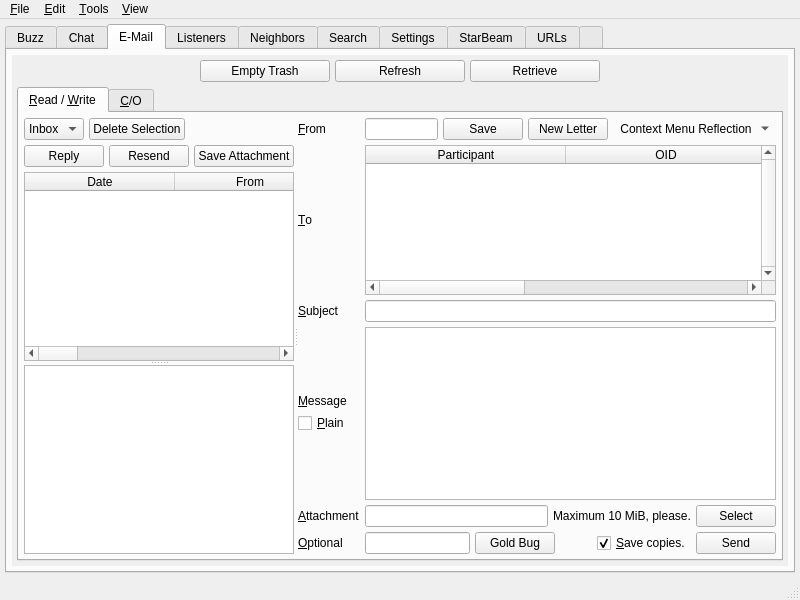
textbrowser/spot-on, file branches/trunk/UI/controlcenter.ui: the form before one commit.
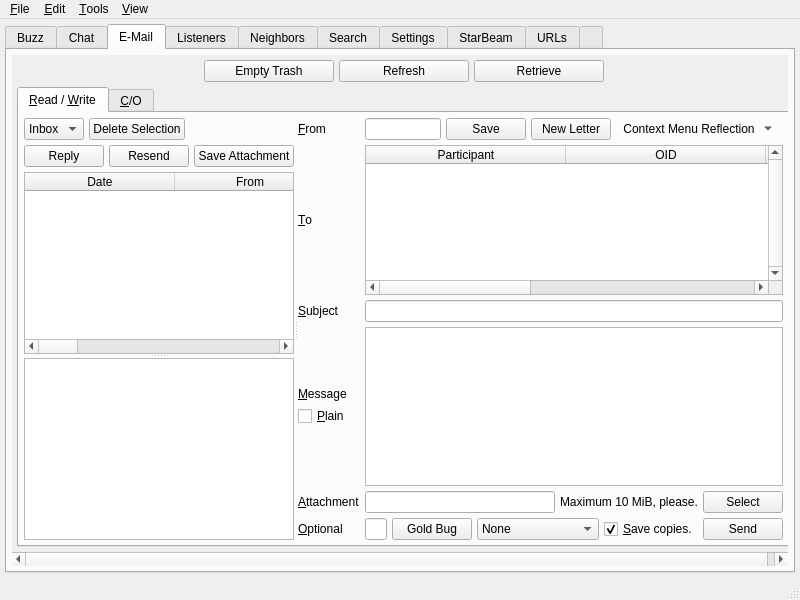
The form after the commit. The open tabs and pages were chosen to show the change. Icons and pictures are not drawn. Custom widgets are drawn as their Qt base class.

Commit message: New e-mail widget. Pass the temporary public key from the kernel to the ui.

Patch:
```diff
--- a/branches/trunk/UI/controlcenter.ui
+++ b/branches/trunk/UI/controlcenter.ui
@@ -804,8 +804,8 @@
            <property name="geometry">
             <rect>
              <x>0</x>
-             <y>0</y>
-             <width>762</width>
+             <y>-76</y>
+             <width>872</width>
              <height>560</height>
             </rect>
            </property>
@@ -1176,7 +1176,32 @@
                        </widget>
                       </item>
                       <item>
-                       <spacer name="horizontalSpacer_33">
+                       <widget class="QComboBox" name="email_fs_gb">
+                        <property name="currentIndex">
+                         <number>2</number>
+                        </property>
+                        <property name="sizeAdjustPolicy">
+                         <enum>QComboBox::AdjustToContents</enum>
+                        </property>
+                        <item>
+                         <property name="text">
+                          <string>Forward Secrecy</string>
+                         </property>
+                        </item>
+                        <item>
+                         <property name="text">
+                          <string>Gold Bug</string>
+                         </property>
+                        </item>
+                        <item>
+                         <property name="text">
+                          <string>None</string>
+                         </property>
+                        </item>
+                       </widget>
+                      </item>
+                      <item>
+                       <spacer name="horizontalSpacer_3">
                         <property name="orientation">
                          <enum>Qt::Horizontal</enum>
                         </property>
```
Left out of the diff: 31 changed lines with no effect on the pictures. The commit also changes 5 other files.
